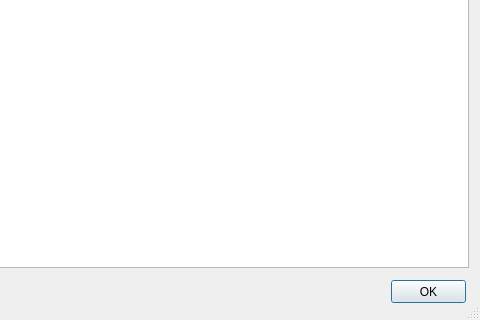
Qt form ELVIS_info2.ui (csiro-chris-m/marine_values) before a commit; both pictures show x 152 to 632 and y 318 to 638 of the 632 by 638 pixel window.
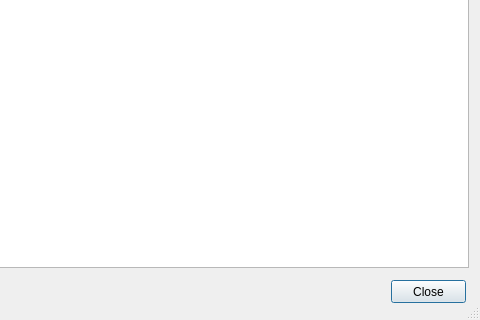
The same form after that commit.

Commit message: Ensure canvas release after info screen is closed

Patch:
```diff
--- a/ELVIS_info2.ui
+++ b/ELVIS_info2.ui
@@ -109,7 +109,7 @@
          </rect>
         </property>
         <property name="text">
-         <string>OK</string>
+         <string>Close</string>
         </property>
        </widget>
       </widget>
```
The commit also changes 2 other files.
